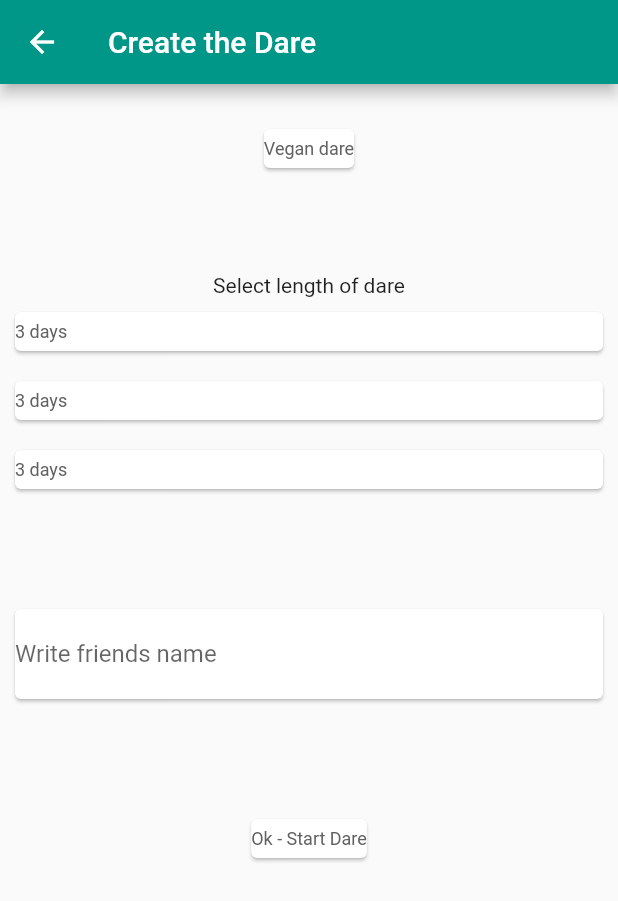
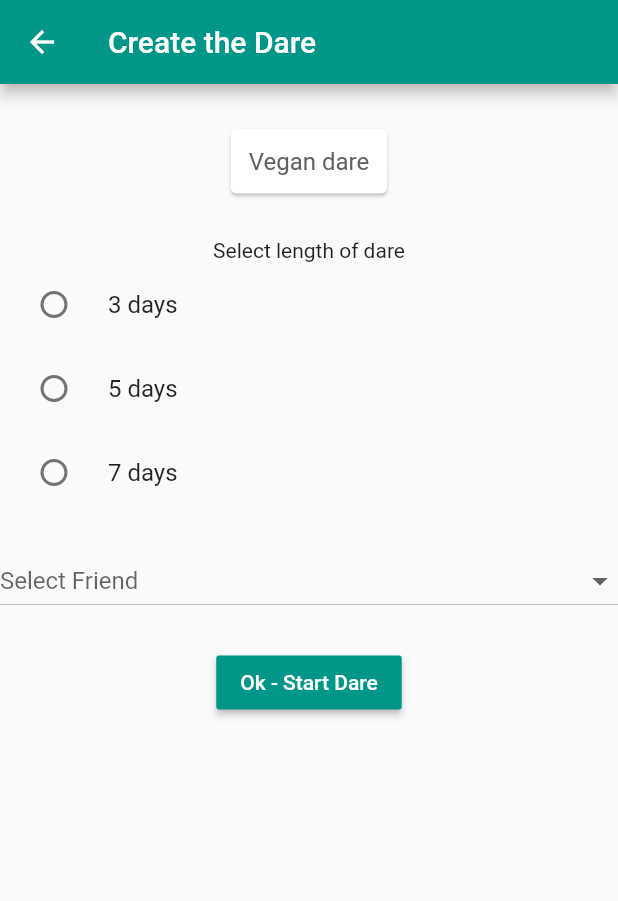
Before and after one commit to Timrin/dare_n_share_app, a Flutter app: the SelectDare screen opened directly, after a tap on "Vegan dare", on a phone screen of 412 x 824 dp. Shown: the top 901 px of the screen. Run offline on Flutter 3.47's test engine with Material 2 defaults, Android fonts, the phone set to English and light mode, and no system bars.

Commit message:
Refactor the create dare form
Refactored the dare creation form in setupdare to a form
Moved the form from setupdare to create_dare_form to a separate widget class
Changed the widgets that were used with more appropriate widgets.

```diff
--- a/lib/config.dart
+++ b/lib/config.dart
@@ -1,3 +1,4 @@
 class Config {
-  static const String IP = "127.0.0.1:2324";
+  static const String IP = "10.0.2.2:2324"; //10.0.2.2 points to localhost from the emulatro
+  static const String testIP ="localhost:2324"; //This is for running tests outside of the emulator
 }
--- a/lib/controllers/dare_logic.dart
+++ b/lib/controllers/dare_logic.dart
@@ -40,7 +40,7 @@ class DareLogic {
     return dareMap;
   }
 
-  createDare(ObjectiveTypes objectiveType, ObjectiveGoals objectiveGoal,
+  bool createDare(ObjectiveTypes objectiveType, ObjectiveGoals objectiveGoal,
       ScopeTypes scopeType, int scopeLength, int opponentId) {
     Map dareMap = Map();
 
@@ -74,6 +74,7 @@ class DareLogic {
     //TODO: Send the dare to the server
     //dareService.postDare(jsonEncode(dareMap));
     print(jsonEncode(dareMap));
+    return true; //Temporary
   }
 
   reportScore(String dareId, dynamic scorePoint) {
--- a/lib/dares/vegan_dare.dart
+++ b/lib/dares/vegan_dare.dart
@@ -25,7 +25,7 @@ class VeganDare implements IDare {
   @override
   getScopeLength() {
     // TODO: implement getScopeLength
-    return [3, 5, 7];
+    return [{3:"3 days"}, {5:"5 days"}, {7:"7 days"}];
   }
 
   @override
--- a/lib/main.dart
+++ b/lib/main.dart
@@ -17,9 +17,10 @@ class MyApp extends StatelessWidget {
       child: MaterialApp(
         title: 'Dare n Share',
         theme: ThemeData(
-          primarySwatch: Colors.blue,
+          primarySwatch: Colors.teal,
+
         ),
-        home: Home(),
+        home: Home(), //TODO: if the user is not logged in show the authenticate screen
       ), value: dareService,
     );
   }
--- a/lib/screens/setupdare.dart
+++ b/lib/screens/setupdare.dart
@@ -1,17 +1,14 @@
-import 'package:dare_n_share_app/controllers/dare_logic.dart';
 import 'package:dare_n_share_app/dares/i_dare.dart';
+import 'package:dare_n_share_app/screens/widgets/create_dare_form.dart';
 import 'package:flutter/cupertino.dart';
-import 'package:dare_n_share_app/models/dare.dart';
 import 'package:flutter/material.dart';
 import 'package:flutter/widgets.dart';
 
 class SetUpDare extends StatelessWidget {
   final IDare dare;
-  DareLogic dareLogic;
 
   SetUpDare({Key key, this.dare}) : super(key: key);
 
-  //Builds the backscreen and the screen itself as a hole
   @override
   Widget build(BuildContext context) {
     return Scaffold(
@@ -20,141 +17,7 @@ class SetUpDare extends StatelessWidget {
         backgroundColor: Colors.teal,
       ),
       body: Center(
-        child: Column(
-          children: <Widget>[
-            SizedBox(
-              height: 20,
-            ),
-            dontEatMeat(),
-            SizedBox(
-              height: 60,
-            ),
-            Text('Select length of dare'),
-            Row(
-              mainAxisAlignment: MainAxisAlignment.spaceEvenly, //Row starts
-              children: <Widget>[
-                Expanded(
-                  child: ListView.builder(
-                      itemCount: dare.getScopeLength().length,
-                      scrollDirection: Axis.vertical,
-                      shrinkWrap: true,
-                      itemBuilder: (context, index) {
-                        return boxSelectDays1();
-                      }),
-                )
-              ],
-            ),
-            SizedBox(
-              height: 60,
-            ),
-            writeFriendToChallenge(),
-            SizedBox(
-              height: 60,
-            ),
-            buttonOkDare()
-          ],
-        ),
-      ),
-    );
-  }
-
-  //The widget/ card that display the objective dare option selected.
-  Widget dontEatMeat() {
-    //Ca
-    return Card(
-      margin: EdgeInsets.all(10.0),
-      child: InkWell(
-        child: Padding(
-          padding: const EdgeInsets.fromLTRB(0, 6, 0, 6),
-          child: Text(
-            dare.getTitle(),
-            //Could insert typeOfdare instead, so that this could be reused
-            style: TextStyle(fontSize: 12, color: Colors.grey[700]),
-          ),
-        ),
-        onTap: () {
-          // TODO add navigation
-        },
-      ),
-    );
-  }
-
-  //A widget that displays a number to select length of dare
-
-  Widget boxSelectDays1() {
-    return Card(
-      margin: EdgeInsets.all(10.0),
-      child: InkWell(
-        child: Padding(
-          padding: const EdgeInsets.fromLTRB(0, 6, 0, 6),
-          child: Text(
-            '3 days',
-            style: TextStyle(fontSize: 12, color: Colors.grey[700]),
-          ),
-        ),
-      ),
-    );
-  }
-
-  Widget boxSelectDays2() {
-    return Card(
-      margin: EdgeInsets.all(10.0),
-      child: InkWell(
-        child: Padding(
-          padding: const EdgeInsets.fromLTRB(0, 6, 0, 6),
-          child: Text(
-            '5 days',
-            style: TextStyle(fontSize: 12, color: Colors.grey[700]),
-          ),
-        ),
-      ),
-    );
-  }
-
-  Widget boxSelectDays3() {
-    return Card(
-      margin: EdgeInsets.all(10.0),
-      child: InkWell(
-        child: Padding(
-          padding: const EdgeInsets.fromLTRB(0, 6, 0, 6),
-          child: Text(
-            '7 days',
-            style: TextStyle(fontSize: 12, color: Colors.grey[700]),
-          ),
-        ),
-      ),
-    );
-  }
-
-  Widget writeFriendToChallenge() {
-    return Card(
-      margin: EdgeInsets.all(10.00),
-      child: InkWell(
-        child: Padding(
-          padding: const EdgeInsets.fromLTRB(0, 6, 0, 6),
-          child: TextField(
-            decoration: InputDecoration(
-                border: InputBorder.none, hintText: 'Write friends name'),
-          ),
-        ),
-      ),
-    );
-  }
-
-  Widget buttonOkDare() {
-    return Card(
-      margin: EdgeInsets.all(10.0),
-      child: InkWell(
-        child: Padding(
-          padding: const EdgeInsets.fromLTRB(0, 6, 0, 6),
-          child: Text(
-            'Ok - Start Dare',
-            style: TextStyle(fontSize: 12, color: Colors.grey[700]),
-          ),
-        ),
-        onTap: () {
-          //dareLogic.createDare(objectiveType, objectiveGoal, scopeType, scopeLength, opponentId)
-        },
+        child: CreateDareForm(dare: dare),
       ),
     );
   }
--- /dev/null
+++ b/lib/screens/widgets/create_dare_form.dart
@@ -0,0 +1,180 @@
+import 'package:dare_n_share_app/controllers/dare_logic.dart';
+import 'package:dare_n_share_app/controllers/user_logic.dart';
+import 'package:dare_n_share_app/dares/i_dare.dart';
+import 'package:flutter/material.dart';
+
+class CreateDareForm extends StatefulWidget {
+  final IDare dare;
+  DareLogic dareLogic = DareLogic(); //TODO: this should be created further up the widget tree
+  UserLogic userLogic = UserLogic(); //TODO: this should be created further up the widget tree
+
+  CreateDareForm({Key key, this.dare}) : super(key: key);
+
+  @override
+  _CreateDareFormState createState() => new _CreateDareFormState();
+}
+
+class _CreateDareFormState extends State<CreateDareForm> {
+  final _formKey = GlobalKey<FormState>();
+
+  int _selectedFriend;
+  int _selectedDareLength;
+
+  @override
+  Widget build(BuildContext context) {
+    return Form(
+      key: _formKey,
+      child: Column(
+        children: <Widget>[
+          SizedBox(
+            height: 20,
+          ),
+          formHeader(),
+          SizedBox(
+            height: 20,
+          ),
+          Text('Select length of dare'),
+          ListView(
+            scrollDirection: Axis.vertical,
+            shrinkWrap: true,
+            children: scopeLengthRadioList(),
+          ),
+          SizedBox(
+            height: 20,
+          ),
+          friendDropdown(),
+          SizedBox(
+            height: 20,
+          ),
+          okButton(),
+        ],
+      ), //Form widgets goes here
+    );
+  }
+
+  ///Build a header for the form
+  ///Presents information about the dare in a type of header of the form
+  ///Information such as title and description of the dare
+  Widget formHeader() {
+    return Card(
+      margin: EdgeInsets.all(10.0),
+      child: InkWell(
+        child: Padding(
+          padding: const EdgeInsets.fromLTRB(12, 12, 12, 12),
+          child: Text(
+            widget.dare.getTitle(),
+            //Could insert typeOfdare instead, so that this could be reused
+            style: TextStyle(fontSize: 16, color: Colors.grey[700]),
+          ),
+        ),
+        onTap: () {
+          // TODO add navigation
+        },
+      ),
+    );
+  }
+
+  ///Build the ok button
+  ///When pressed it will validate the form and try to create a new dare
+  ///if successful the user is returned to the home screen
+  Widget okButton() {
+    return RaisedButton(
+      color: Colors.teal,
+      textColor: Colors.white,
+      child: Text(
+        'Ok - Start Dare',
+      ),
+      onPressed: () {
+        //TODO validate form before calling createDare
+        bool success = widget.dareLogic.createDare(
+            widget.dare.getObjectiveType(),
+            widget.dare.getObjectiveGoal(),
+            widget.dare.getScopeType(),
+            _selectedDareLength,
+            _selectedFriend);
+        if (success) {
+          //Navigate to home
+          Navigator.pop(context);
+          Navigator.pop(context);
+        } else {
+          //Show error message
+          final errorSnackBar = SnackBar(
+            content: Text("Dare could not be created, try again!"),
+          );
+          Scaffold.of(context).showSnackBar(errorSnackBar);
+        }
+      },
+    );
+  }
+
+  ///Build the drop down list for selecting opponent
+  Widget friendDropdown() {
+    return DropdownButton(
+      hint: new Text('Select Friend'),
+      items: dropdownFriendList(),
+      value: _selectedFriend,
+      onChanged: (value) {
+        setState(() {
+          _selectedFriend = value;
+        });
+      },
+      isExpanded: true,
+    );
+  }
+
+  ///Create the drop down list entries for the logged in users friends list
+  List<DropdownMenuItem<int>> dropdownFriendList() {
+    List<DropdownMenuItem<int>> friendListDropdownItems = [];
+
+    friendListDropdownItems.add(new DropdownMenuItem(
+      child: new Text('Tor'),
+      value: 3,
+    ));
+    friendListDropdownItems.add(new DropdownMenuItem(
+      child: new Text('Tim'),
+      value: 1,
+    ));
+    return friendListDropdownItems;
+  }
+
+  ///Build a radiolist for selecting the scope length of the dare
+  List<Widget> scopeLengthRadioList() {
+    List<Widget> formWidget = new List();
+
+    formWidget.add(new Column(
+      children: <Widget>[
+        RadioListTile<int>(
+          title: const Text('3 days'),
+          value: 3,
+          groupValue: _selectedDareLength,
+          onChanged: (value) {
+            setState(() {
+              _selectedDareLength = value;
+            });
+          },
+        ),
+        RadioListTile<int>(
+          title: const Text('5 days'),
+          value: 5,
+          groupValue: _selectedDareLength,
+          onChanged: (value) {
+            setState(() {
+              _selectedDareLength = value;
+            });
+          },
+        ),
+        RadioListTile<int>(
+          title: const Text('7 days'),
+          value: 7,
+          groupValue: _selectedDareLength,
+          onChanged: (value) {
+            setState(() {
+              _selectedDareLength = value;
+            });
+          },
+        ),
+      ],
+    ));
+    return formWidget;
+  }
+}
--- a/lib/services/dareService.dart
+++ b/lib/services/dareService.dart
@@ -75,8 +75,7 @@ class DareService {
     List<Dare> dares = new List();
     dares.add(Dare.fromJson(DB.Dares[0]));
     dares.add(Dare.fromJson(DB.Dares[1]));
-    dares.add(Dare.fromJson(DB.Dares[0]));
-    dares.add(Dare.fromJson(DB.Dares[1]));
+    print("=================================");
     return dares;
   }
 }
```
